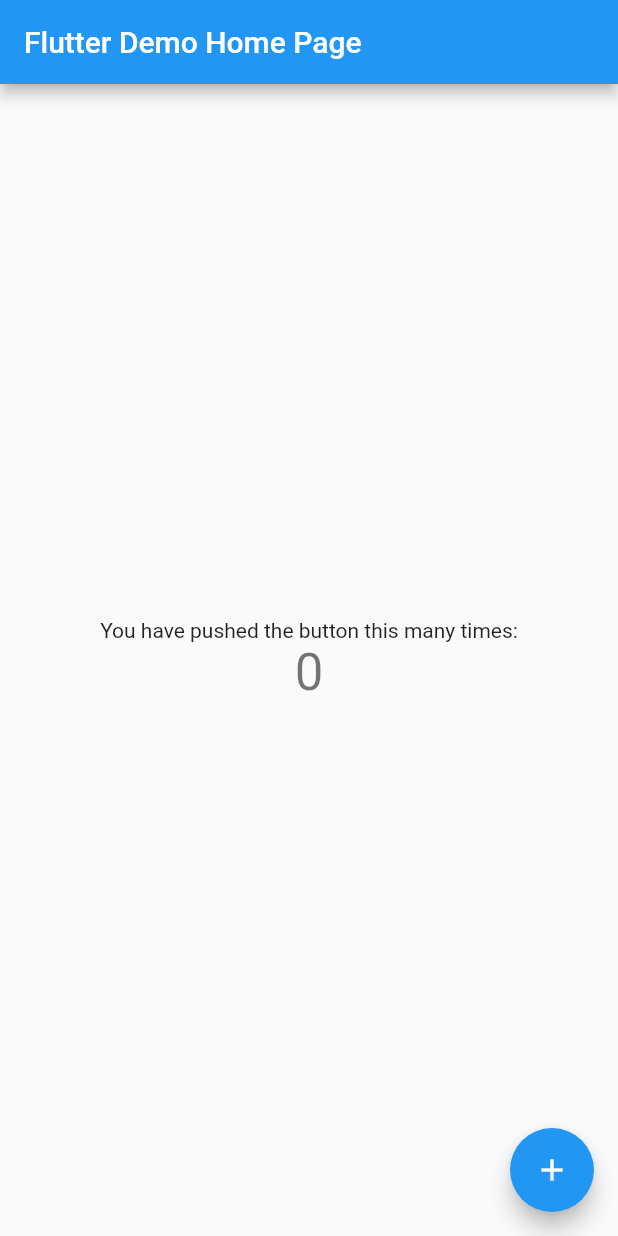
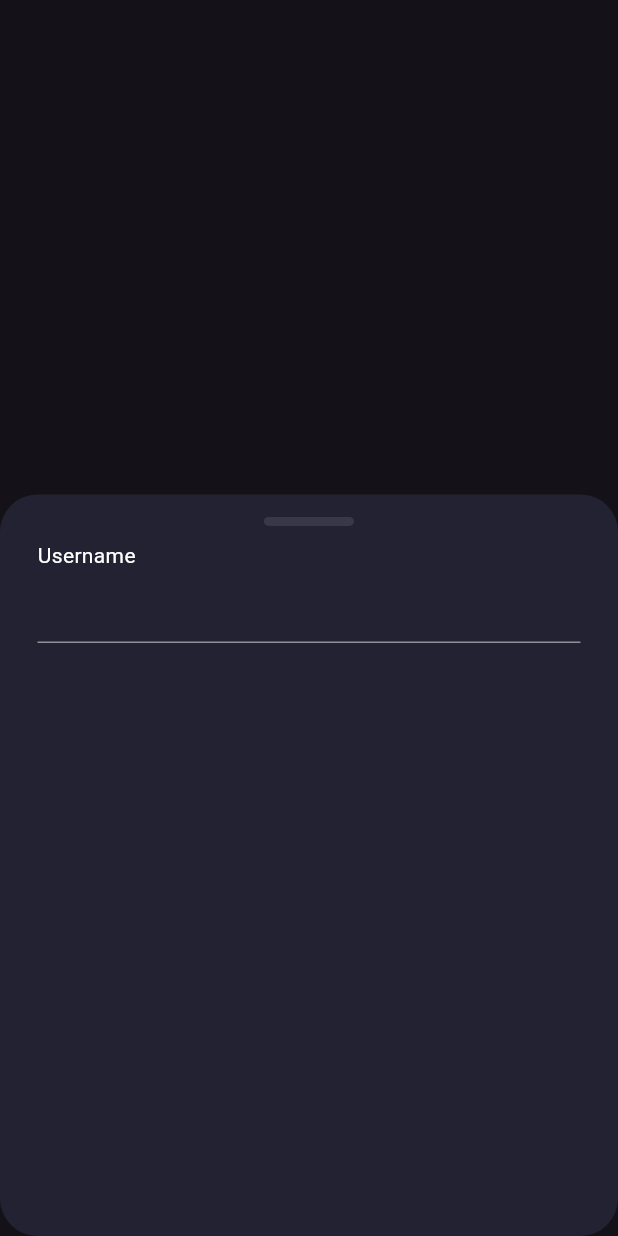
Before and after one commit to Ojja-Tech/soka, a Flutter app: the screen it shows after launch, on a phone screen of 412 x 824 dp. Run offline on Flutter 3.47's test engine with Material 2 defaults, Android fonts, the phone set to English and light mode, and no system bars; our stand-ins replace go_router.

Commit message:
auth: Login form start
Signed-off-by: Isaac Obella <wizlif@users.noreply.github.com>

```diff
--- /dev/null
+++ b/_apps/kapira_admin/lib/core/app_page.dart
@@ -0,0 +1,18 @@
+import 'package:core/core.dart';
+import 'package:flutter/material.dart';
+import 'package:kapira_admin/core/router.dart';
+
+class AppPage extends StatelessWidget {
+  const AppPage({super.key});
+
+  @override
+  Widget build(BuildContext context) {
+    return MaterialApp.router(
+      title: 'Kapira Admin',
+      routerConfig: appRouter,
+      theme: KapiraTheme.dark,
+      themeMode: ThemeMode.light,
+      debugShowCheckedModeBanner: false,
+    );
+  }
+}
--- /dev/null
+++ b/_apps/kapira_admin/lib/core/router.dart
@@ -0,0 +1,14 @@
+import 'package:go_router/go_router.dart';
+import 'package:kapira_admin/presentation/login/login_page.dart';
+import 'package:router/router.dart';
+
+// GoRouter configuration
+final appRouter = GoRouter(
+  routes: [
+    GoRoute(
+      path: AppPage.LOGIN.path,
+      builder: (_, __) => const LoginPage(),
+    ),
+  ],
+  initialLocation: AppPage.LOGIN.path,
+);
--- a/_apps/kapira_admin/lib/main.dart
+++ b/_apps/kapira_admin/lib/main.dart
@@ -1,115 +1,6 @@
 import 'package:flutter/material.dart';
+import 'package:kapira_admin/core/app_page.dart';
 
 void main() {
-  runApp(const MyApp());
+  runApp(const AppPage());
 }
-
-class MyApp extends StatelessWidget {
-  const MyApp({super.key});
-
-  // This widget is the root of your application.
-  @override
-  Widget build(BuildContext context) {
-    return MaterialApp(
-      title: 'Flutter Demo',
-      theme: ThemeData(
-        // This is the theme of your application.
-        //
-        // Try running your application with "flutter run". You'll see the
-        // application has a blue toolbar. Then, without quitting the app, try
-        // changing the primarySwatch below to Colors.green and then invoke
-        // "hot reload" (press "r" in the console where you ran "flutter run",
-        // or simply save your changes to "hot reload" in a Flutter IDE).
-        // Notice that the counter didn't reset back to zero; the application
-        // is not restarted.
-        primarySwatch: Colors.blue,
-      ),
-      home: const MyHomePage(title: 'Flutter Demo Home Page'),
-    );
-  }
-}
-
-class MyHomePage extends StatefulWidget {
-  const MyHomePage({super.key, required this.title});
-
-  // This widget is the home page of your application. It is stateful, meaning
-  // that it has a State object (defined below) that contains fields that affect
-  // how it looks.
-
-  // This class is the configuration for the state. It holds the values (in this
-  // case the title) provided by the parent (in this case the App widget) and
-  // used by the build method of the State. Fields in a Widget subclass are
-  // always marked "final".
-
-  final String title;
-
-  @override
-  State<MyHomePage> createState() => _MyHomePageState();
-}
-
-class _MyHomePageState extends State<MyHomePage> {
-  int _counter = 0;
-
-  void _incrementCounter() {
-    setState(() {
-      // This call to setState tells the Flutter framework that something has
-      // changed in this State, which causes it to rerun the build method below
-      // so that the display can reflect the updated values. If we changed
-      // _counter without calling setState(), then the build method would not be
-      // called again, and so nothing would appear to happen.
-      _counter++;
-    });
-  }
-
-  @override
-  Widget build(BuildContext context) {
-    // This method is rerun every time setState is called, for instance as done
-    // by the _incrementCounter method above.
-    //
-    // The Flutter framework has been optimized to make rerunning build methods
-    // fast, so that you can just rebuild anything that needs updating rather
-    // than having to individually change instances of widgets.
-    return Scaffold(
-      appBar: AppBar(
-        // Here we take the value from the MyHomePage object that was created by
-        // the App.build method, and use it to set our appbar title.
-        title: Text(widget.title),
-      ),
-      body: Center(
-        // Center is a layout widget. It takes a single child and positions it
-        // in the middle of the parent.
-        child: Column(
-          // Column is also a layout widget. It takes a list of children and
-          // arranges them vertically. By default, it sizes itself to fit its
-          // children horizontally, and tries to be as tall as its parent.
-          //
-          // Invoke "debug painting" (press "p" in the console, choose the
-          // "Toggle Debug Paint" action from the Flutter Inspector in Android
-          // Studio, or the "Toggle Debug Paint" command in Visual Studio Code)
-          // to see the wireframe for each widget.
-          //
-          // Column has various properties to control how it sizes itself and
-          // how it positions its children. Here we use mainAxisAlignment to
-          // center the children vertically; the main axis here is the vertical
-          // axis because Columns are vertical (the cross axis would be
-          // horizontal).
-          mainAxisAlignment: MainAxisAlignment.center,
-          children: <Widget>[
-            const Text(
-              'You have pushed the button this many times:',
-            ),
-            Text(
-              '$_counter',
-              style: Theme.of(context).textTheme.headlineMedium,
-            ),
-          ],
-        ),
-      ),
-      floatingActionButton: FloatingActionButton(
-        onPressed: _incrementCounter,
-        tooltip: 'Increment',
-        child: const Icon(Icons.add),
-      ), // This trailing comma makes auto-formatting nicer for build methods.
-    );
-  }
-}
--- /dev/null
+++ b/_apps/kapira_admin/lib/presentation/login/login_page.dart
@@ -0,0 +1,27 @@
+import 'package:core/core.dart';
+import 'package:flutter/material.dart';
+import 'package:widgets/drag_handle.dart';
+
+part 'widgets/login_form.dart';
+
+class LoginPage extends StatelessWidget {
+  const LoginPage({super.key});
+
+  @override
+  Widget build(BuildContext context) {
+    return Scaffold(
+      body: Column(
+        children: const [
+          Expanded(
+            flex: 4,
+            child: SizedBox.shrink(),
+          ),
+          Expanded(
+            flex: 6,
+            child: LoginForm(),
+          ),
+        ],
+      ),
+    );
+  }
+}
--- /dev/null
+++ b/_apps/kapira_admin/lib/presentation/login/widgets/login_form.dart
@@ -0,0 +1,31 @@
+part of '../login_page.dart';
+
+class LoginForm extends StatelessWidget {
+  const LoginForm({super.key});
+
+  @override
+  Widget build(BuildContext context) {
+    return Container(
+      decoration: BoxDecoration(
+        color: context.kTheme.cardColor,
+        borderRadius: BorderRadius.circular(25),
+      ),
+      padding: const EdgeInsets.fromLTRB(25, 15, 25, 20),
+      child: Form(
+        child: Column(
+          crossAxisAlignment: CrossAxisAlignment.start,
+          children: [
+            Align(
+              child: DragHandle(
+                color: context.kTheme.handleColor,
+              ),
+            ),
+            const SizedBox(height: 10),
+            Text('Username'),
+            TextFormField()
+          ],
+        ),
+      ),
+    );
+  }
+}
--- a/_packages/core/lib/theme.dart
+++ b/_packages/core/lib/theme.dart
@@ -14,6 +14,10 @@ class KapiraTheme extends ThemeExtension<KapiraTheme> {
   final TextStyle medium;
   final TextStyle semiBold;
 
+  // Custom Colors
+  final Color cardColor;
+  final Color handleColor;
+
   const KapiraTheme({
     required this.primary0,
     required this.primary1,
@@ -23,6 +27,8 @@ class KapiraTheme extends ThemeExtension<KapiraTheme> {
     required this.regular,
     required this.medium,
     required this.semiBold,
+    required this.cardColor,
+    required this.handleColor,
   });
 
   @override
@@ -35,6 +41,8 @@ class KapiraTheme extends ThemeExtension<KapiraTheme> {
     TextStyle? regular,
     TextStyle? medium,
     TextStyle? semiBold,
+    Color? cardColor,
+    Color? handleColor,
   }) {
     return KapiraTheme(
       primary0: primary0 ?? this.primary0,
@@ -45,6 +53,8 @@ class KapiraTheme extends ThemeExtension<KapiraTheme> {
       regular: regular ?? this.regular,
       medium: medium ?? this.medium,
       semiBold: semiBold ?? this.semiBold,
+      cardColor: cardColor ?? this.cardColor,
+      handleColor: handleColor ?? this.handleColor,
     );
   }
 
@@ -64,6 +74,8 @@ class KapiraTheme extends ThemeExtension<KapiraTheme> {
       regular: TextStyle.lerp(regular, other.regular, t) ?? regular,
       medium: TextStyle.lerp(medium, other.medium, t) ?? medium,
       semiBold: TextStyle.lerp(semiBold, other.semiBold, t) ?? semiBold,
+      cardColor: Color.lerp(cardColor, other.cardColor, t) ?? cardColor,
+      handleColor: Color.lerp(handleColor, other.handleColor, t) ?? handleColor,
     );
   }
 
@@ -77,13 +89,17 @@ class KapiraTheme extends ThemeExtension<KapiraTheme> {
     regular: TextStyle(fontWeight: FontWeight.w400),
     medium: TextStyle(fontWeight: FontWeight.w500),
     semiBold: TextStyle(fontWeight: FontWeight.w600),
+    cardColor: Color(0xFF222232),
+    handleColor: Color(0xFF383846),
   );
 
   static ThemeData get dark {
     final theme = ThemeData.dark(useMaterial3: true);
 
-    return theme.copyWith(
-      extensions: <ThemeExtension<dynamic>>[
+    return ThemeData(
+      brightness: Brightness.dark,
+      useMaterial3: true,
+      extensions: const <ThemeExtension<dynamic>>[
         _dark,
       ],
       colorScheme: theme.colorScheme.copyWith(
@@ -94,6 +110,7 @@ class KapiraTheme extends ThemeExtension<KapiraTheme> {
         bodyColor: _dark.secondary0,
         displayColor: _dark.secondary0,
       ),
+      fontFamily: 'Poppins',
     );
   }
 }
--- a/_packages/router/lib/router.dart
+++ b/_packages/router/lib/router.dart
@@ -2,7 +2,7 @@
 
 library router;
 
-enum AppPage { HOME, STANDINGS, PROFILE }
+enum AppPage { HOME, STANDINGS, PROFILE, LOGIN }
 
 extension AppPageExt on AppPage {
   String get path {
@@ -13,6 +13,8 @@ extension AppPageExt on AppPage {
         return '/standings';
       case AppPage.PROFILE:
         return '/profile';
+      case AppPage.LOGIN:
+        return '/auth/login';
     }
   }
 }
--- /dev/null
+++ b/_packages/widgets/analysis_options.yaml
@@ -0,0 +1,4 @@
+include: package:flutter_lints/flutter.yaml
+
+# Additional information about this file can be found at
+# https://dart.dev/guides/language/analysis-options
--- /dev/null
+++ b/_packages/widgets/lib/drag_handle.dart
@@ -0,0 +1,26 @@
+import 'package:flutter/material.dart';
+
+/// [Widget] for [BottomSheet] to indicate it can be dismissed by dragging
+class DragHandle extends StatelessWidget {
+  final Color? color;
+  final double? width;
+  final double? height;
+  const DragHandle({
+    Key? key,
+    this.color,
+    this.width = 60,
+    this.height = 6,
+  }) : super(key: key);
+
+  @override
+  Widget build(BuildContext context) {
+    return Container(
+      width: width,
+      height: height,
+      decoration: ShapeDecoration(
+        color: color ?? Colors.grey[200],
+        shape: const StadiumBorder(),
+      ),
+    );
+  }
+}
--- /dev/null
+++ b/_packages/widgets/lib/widgets.dart
@@ -0,0 +1 @@
+library widgets;
```
Also changed, not shown: _apps/kapira_admin/pubspec.yaml (+8 -70 lines), _packages/widgets/pubspec.yaml (added, +19 -0 lines), _apps/kapira_admin/pubspec.lock, 7 other files.
